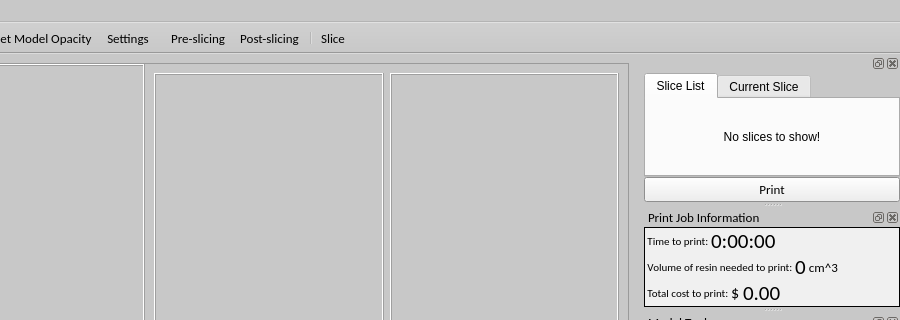
This is 3dlp_v2.ui in wrekr/3dlp-host-software as Qt 5 draws it before an edit; both pictures show x 381 to 1281 and y 0 to 320 of the 1281 by 835 pixel window. The edited form follows.
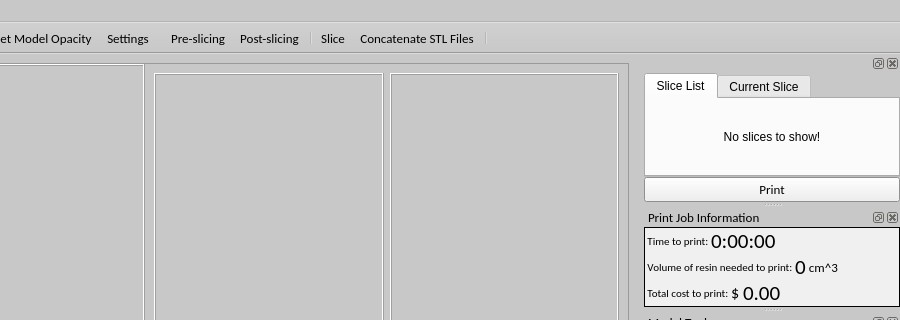
This is the edited form. Icons and pictures are not drawn.

Patch:
```diff
--- a/3dlp_v2.ui
+++ b/3dlp_v2.ui
@@ -1278,6 +1278,8 @@
    <addaction name="actionPostSlice"/>
    <addaction name="separator"/>
    <addaction name="actionSlice"/>
+   <addaction name="actionConcatenate_STL_Files"/>
+   <addaction name="separator"/>
   </widget>
   <widget class="QDockWidget" name="toolbar">
    <property name="autoFillBackground">
@@ -3118,6 +3120,15 @@
     <string>Remove Model</string>
    </property>
   </action>
+  <action name="actionConcatenate_STL_Files">
+   <property name="icon">
+    <iconset>
+     <normaloff>:/_icons/icons/printer/Constructor.ico</normaloff>:/_icons/icons/printer/Constructor.ico</iconset>
+   </property>
+   <property name="text">
+    <string>Concatenate STL Files</string>
+   </property>
+  </action>
   <zorder>toolbar</zorder>
   <zorder>sliceListBar</zorder>
   <zorder>printJobInfoBar</zorder>
```
Left out of the diff: 133 changed lines with no effect on the pictures.
